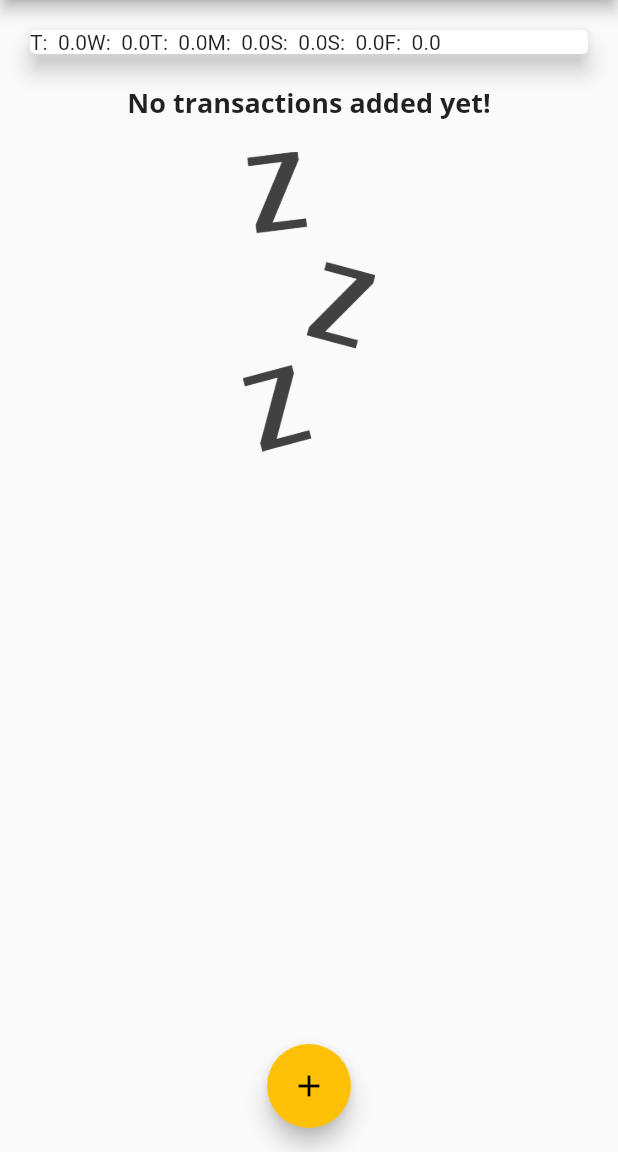
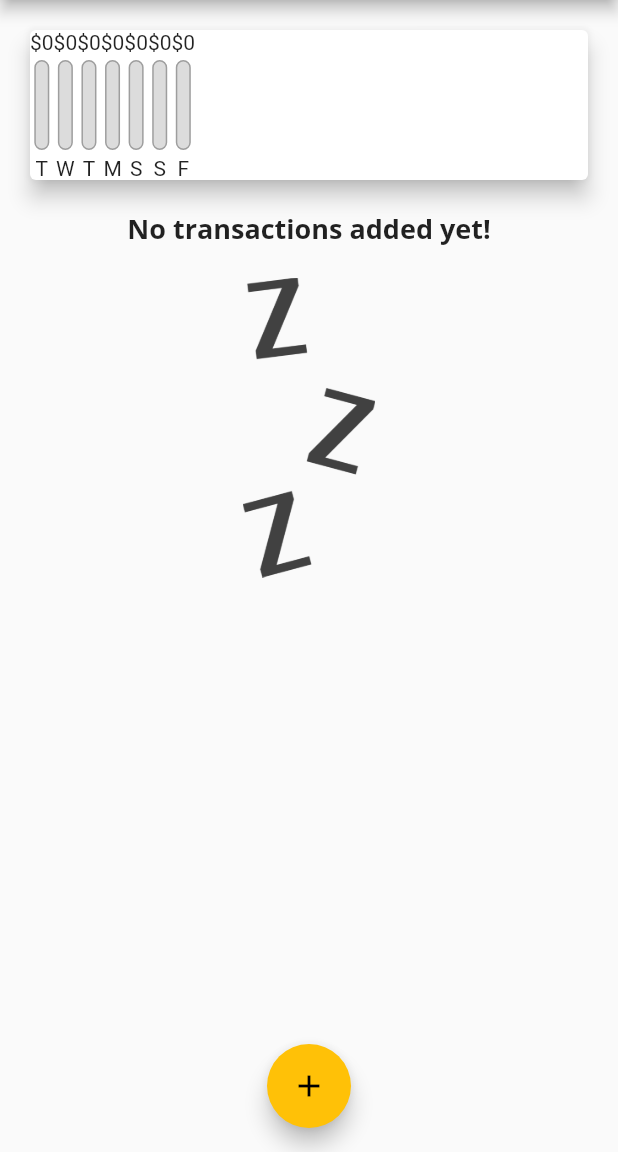
Before and after one commit to Harrytimbog/flutter_expense_tracker, a Flutter app: the screen it shows after launch, on a phone screen of 412 x 824 dp, the part 84-1236 px from its top. Run offline on Flutter 3.47's test engine with Material 2 defaults, Android fonts, the phone set to English and light mode, and no system bars.

Commit message:
Populating the Chart with Values

```diff
--- a/lib/widgets/chart.dart
+++ b/lib/widgets/chart.dart
@@ -1,4 +1,5 @@
 import 'package:flutter/material.dart';
+import './chart_bar.dart';
 import '../models/transaction.dart';
 import 'package:intl/intl.dart';
 
@@ -23,10 +24,6 @@ class Chart extends StatelessWidget {
           totalSum += tx.amount;
         }
       }
-
-      print(DateFormat.E().format(weekDay));
-      print(totalSum);
-
       return {
         'day': DateFormat.E().format(weekDay).substring(0, 1),
         'amount': totalSum
@@ -34,15 +31,26 @@ class Chart extends StatelessWidget {
     });
   }
 
+  double get totalSpending {
+    return groupedTransactionValues.fold(0.0, (sum, item) {
+      return sum + (item['amount'] as double);
+    });
+  }
+
   @override
   Widget build(BuildContext context) {
-    print(groupedTransactionValues);
+    // print(groupedTransactionValues);
     return Card(
       elevation: 6,
       margin: EdgeInsets.all(20),
       child: Row(
         children: groupedTransactionValues.map((data) {
-          return Text('${data['day']}:  ${data['amount']}');
+          return ChartBar(
+              (data['day'] as String),
+              (data['amount'] as double),
+              totalSpending == 0.0
+                  ? 0.0
+                  : (data['amount'] as double) / totalSpending);
         }).toList(),
       ),
     );
```
Also changed, not shown: lib/widgets/chart_bar.dart (+7 -5 lines).
